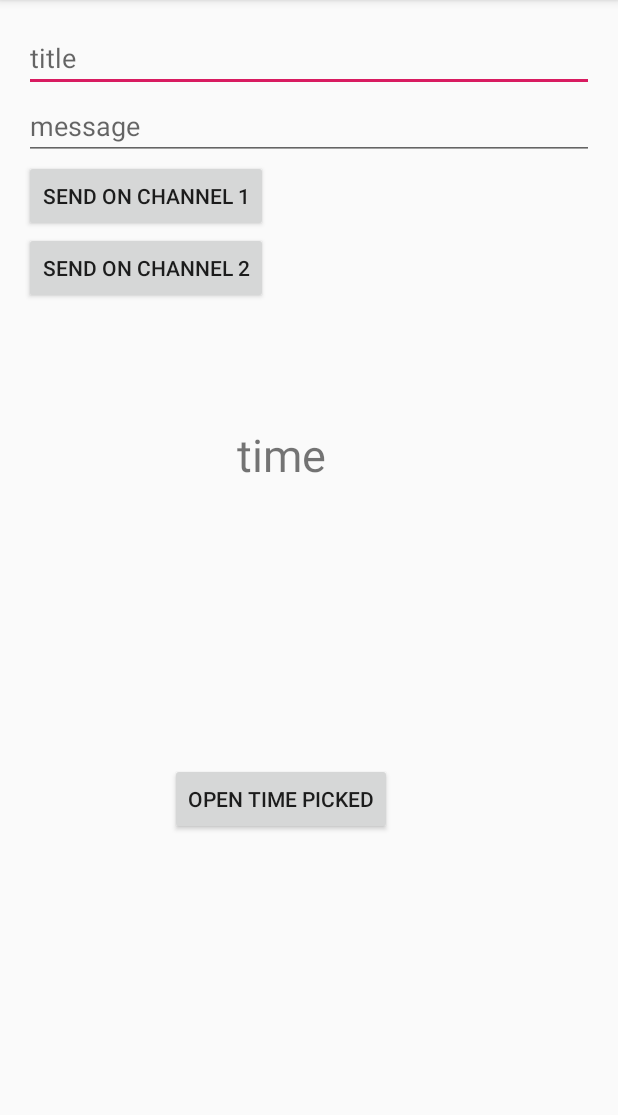
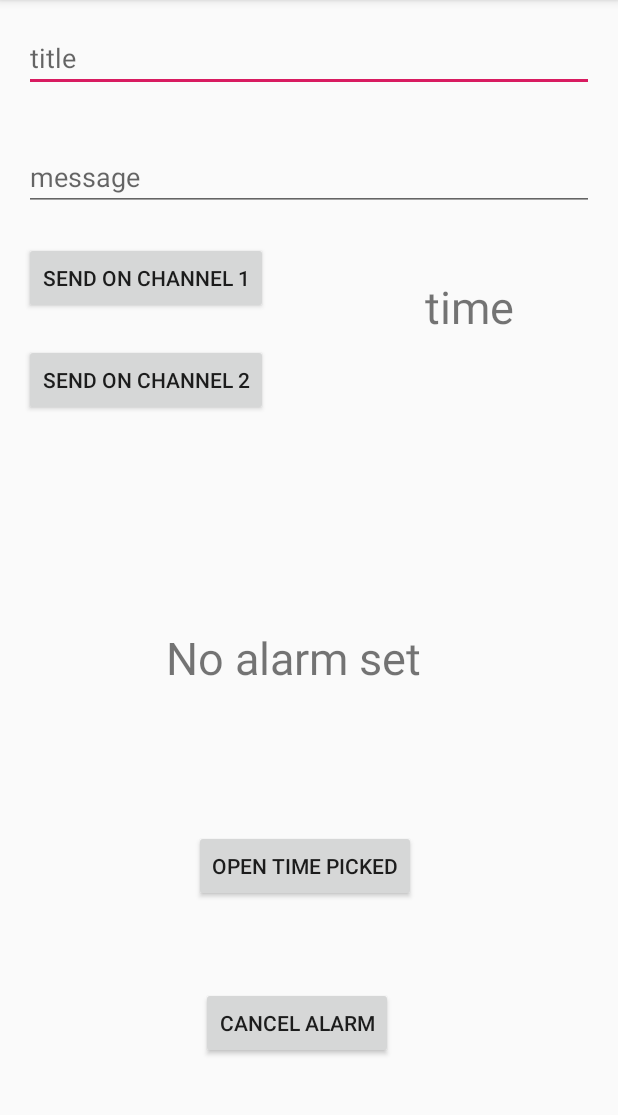
Before and after one commit to miloszg/NotificationTime, an Android app: the screen it shows after launch (MainActivity), on a phone screen of 412 x 824 dp, the part 84-1199 px from its top. Run offline under Robolectric (Android 15) with nearby library versions, the phone set to English and light mode, and no system bars.

Commit message:
implementing setting up alarm with the option to cancel it with a buttton

```diff
--- a/app/src/main/AndroidManifest.xml
+++ b/app/src/main/AndroidManifest.xml
@@ -16,6 +16,7 @@
                 <category android:name="android.intent.category.LAUNCHER" />
             </intent-filter>
         </activity>
+        <receiver android:name=".AlertReceiver"/>
     </application>
 
 </manifest>
--- a/app/src/main/res/layout/activity_main.xml
+++ b/app/src/main/res/layout/activity_main.xml
@@ -1,5 +1,5 @@
 <?xml version="1.0" encoding="utf-8"?>
-<LinearLayout xmlns:android="http://schemas.android.com/apk/res/android"
+<RelativeLayout xmlns:android="http://schemas.android.com/apk/res/android"
     xmlns:app="http://schemas.android.com/apk/res-auto"
     xmlns:tools="http://schemas.android.com/tools"
     android:layout_width="match_parent"
@@ -12,29 +12,55 @@
         android:hint="title"
         android:layout_width="match_parent"
         android:layout_height="wrap_content" />
+
     <EditText
         android:id="@+id/editTextMessage"
-        android:hint="message"
         android:layout_width="match_parent"
-        android:layout_height="wrap_content" />
+        android:layout_height="wrap_content"
+        android:layout_alignParentTop="true"
+        android:layout_centerHorizontal="true"
+        android:layout_marginTop="79dp"
+        android:hint="message" />
+
     <Button
         android:id="@+id/button_channel1"
         android:layout_width="wrap_content"
         android:layout_height="wrap_content"
-        android:text="send on channel 1"/>
+        android:layout_alignStart="@+id/editTextTitle"
+        android:layout_alignParentTop="true"
+        android:layout_marginStart="0dp"
+        android:layout_marginTop="145dp"
+        android:text="send on channel 1" />
+
     <Button
         android:id="@+id/button_channel2"
         android:layout_width="wrap_content"
         android:layout_height="wrap_content"
-        android:text="send on channel 2"/>
+        android:layout_alignStart="@+id/editTextTitle"
+        android:layout_alignParentTop="true"
+        android:layout_marginStart="0dp"
+        android:layout_marginTop="213dp"
+        android:text="send on channel 2" />
+
+    <TextView
+        android:id="@+id/text"
+        android:layout_width="wrap_content"
+        android:layout_height="wrap_content"
+        android:layout_alignEnd="@+id/button_channel1"
+        android:layout_alignParentTop="true"
+        android:layout_marginTop="402dp"
+        android:layout_marginEnd="-102dp"
+        android:text="No alarm set"
+        android:textSize="30sp" />
+
     <TextView
         android:id="@+id/textView"
         android:layout_width="wrap_content"
         android:layout_height="wrap_content"
         android:layout_alignParentStart="true"
         android:layout_alignParentTop="true"
-        android:layout_marginStart="142dp"
-        android:layout_marginTop="80dp"
+        android:layout_marginStart="267dp"
+        android:layout_marginTop="168dp"
         android:text="time"
         android:textSize="30sp" />
 
@@ -44,10 +70,20 @@
         android:layout_height="wrap_content"
         android:layout_alignParentStart="true"
         android:layout_alignParentTop="true"
-        android:layout_marginStart="97dp"
-        android:layout_marginTop="185dp"
+        android:layout_marginStart="113dp"
+        android:layout_marginTop="537dp"
         android:text="open time picked" />
+
+    <Button
+        android:id="@+id/cancel"
+        android:layout_width="wrap_content"
+        android:layout_height="wrap_content"
+        android:layout_alignEnd="@+id/button"
+        android:layout_alignParentBottom="true"
+        android:layout_marginEnd="15dp"
+        android:layout_marginBottom="46dp"
+        android:text="cancel alarm" />
 
 
 
-</LinearLayout>
+</RelativeLayout>
```
Also changed, not shown: app/src/main/java/com/milosz/notificationtime/AlertReceiver.java (added, +18 -0 lines), app/src/main/java/com/milosz/notificationtime/MainActivity.java (+55 -2 lines).
